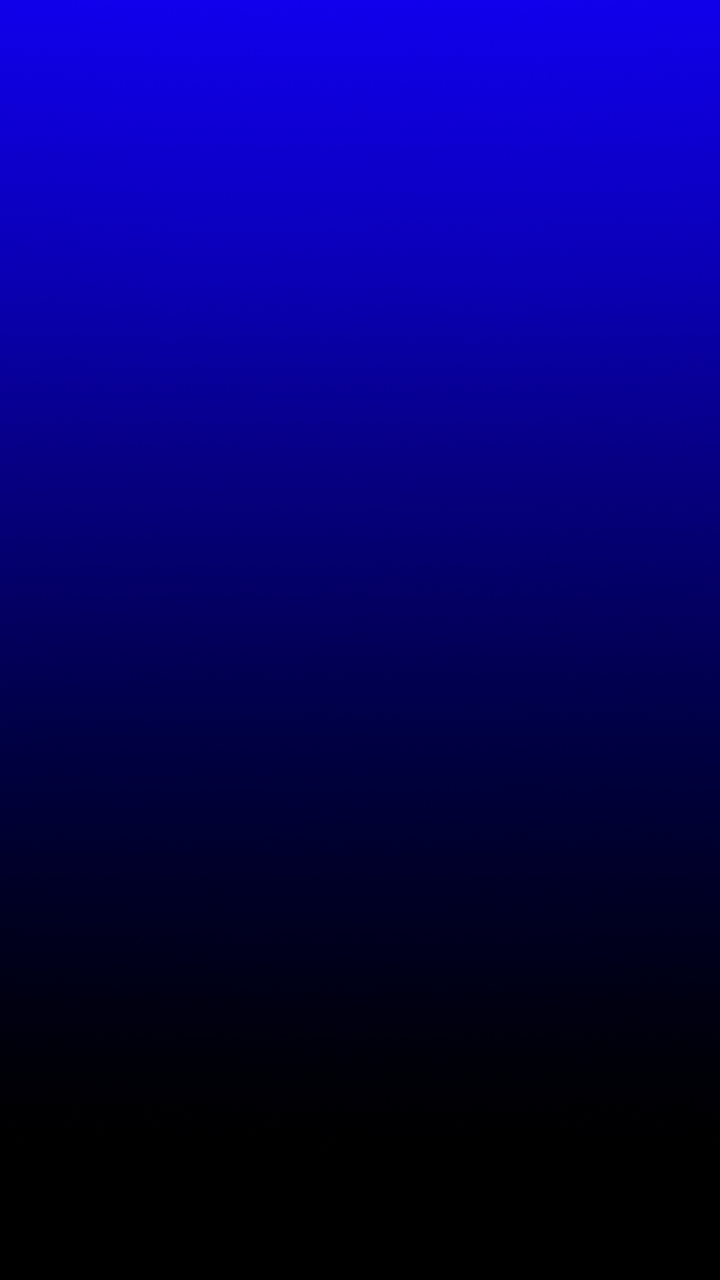
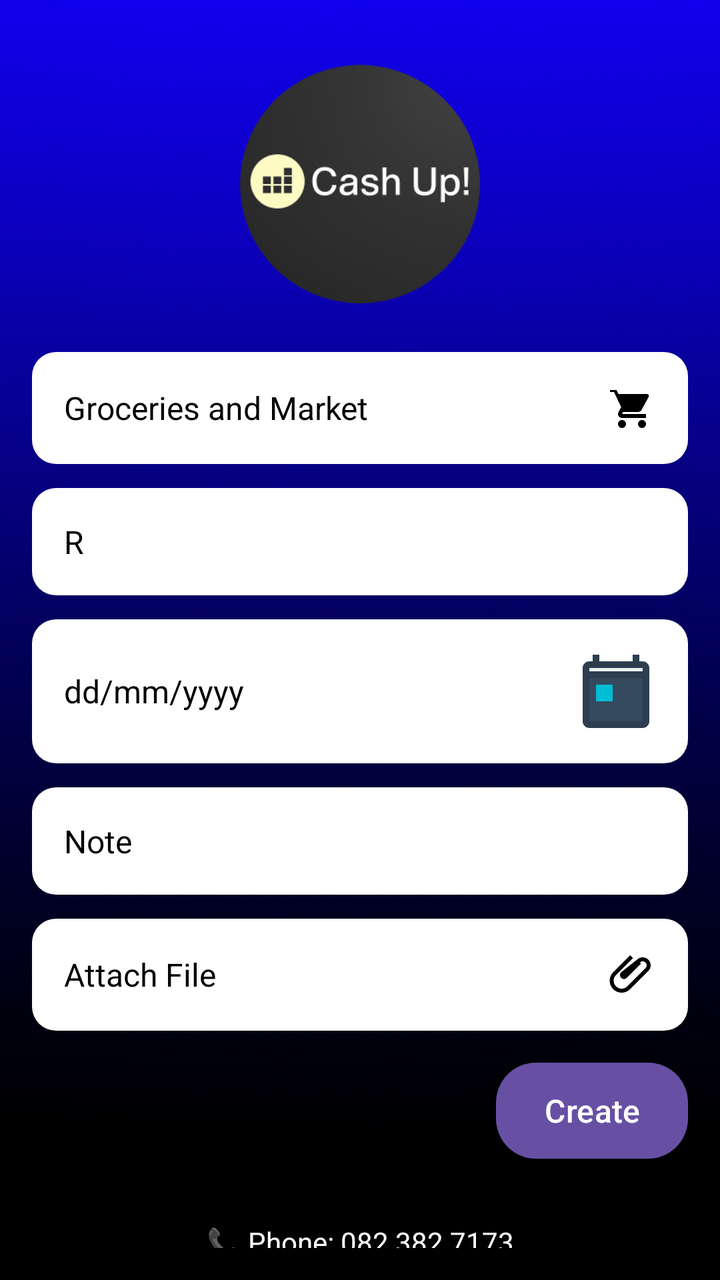

The first picture is an Android layout as it rendered before a commit; the second is the same layout after the commit. The layout source and the unified diff follow.
<!-- AndroidManifest.xml: application theme Theme.CashUp -->
<!-- res/layout/expense_creation.xml -->
<?xml version="1.0" encoding="utf-8"?>
<androidx.constraintlayout.widget.ConstraintLayout xmlns:android="http://schemas.android.com/apk/res/android"
    android:layout_width="match_parent"
    android:layout_height="match_parent"
    android:background="@drawable/background">

</androidx.constraintlayout.widget.ConstraintLayout>
<!-- resources referenced by this layout -->
<resources>
  <!-- drawable background: png bitmap (drawable, 768113 bytes) -->
  <style name="Theme.CashUp" parent="Base.Theme.CashUp" />
  <style name="Base.Theme.CashUp" parent="Theme.Material3.DayNight.NoActionBar">
          
          
      </style>
</resources>

<!-- the commit's change to res/layout/expense_creation.xml (unified diff, before → after) -->
@@ -1,7 +1,134 @@
 <?xml version="1.0" encoding="utf-8"?>
-<androidx.constraintlayout.widget.ConstraintLayout xmlns:android="http://schemas.android.com/apk/res/android"
+<androidx.constraintlayout.widget.ConstraintLayout
+    xmlns:android="http://schemas.android.com/apk/res/android"
+    xmlns:app="http://schemas.android.com/apk/res-auto"
+    xmlns:tools="http://schemas.android.com/tools"
     android:layout_width="match_parent"
     android:layout_height="match_parent"
-    android:background="@drawable/background">
+    android:background="@drawable/background"
+    android:padding="16dp">
+
+    
+    <ImageView
+        android:id="@+id/app_logo"
+        android:layout_width="120dp"
+        android:layout_height="120dp"
+        android:layout_marginTop="16dp"
+        app:srcCompat="@drawable/logo"
+        app:layout_constraintTop_toTopOf="parent"
+        app:layout_constraintStart_toStartOf="parent"
+        app:layout_constraintEnd_toEndOf="parent" />
+
+    
+    <EditText
+        android:id="@+id/groceries_input"
+        android:layout_width="0dp"
+        android:layout_height="wrap_content"
+        android:layout_marginTop="24dp"
+        android:background="@drawable/rounded_corner_white"
+        android:hint="Groceries and Market"
+        android:padding="16dp"
+        android:drawableEnd="@drawable/ic_groceries"
+        android:textColor="@android:color/black"
+        android:textColorHint="@android:color/black"
+        android:textSize="16sp"
+        app:layout_constraintTop_toBottomOf="@id/app_logo"
+        app:layout_constraintStart_toStartOf="parent"
+        app:layout_constraintEnd_toEndOf="parent" />
+
+    
+    <EditText
+        android:id="@+id/amount_input"
+        android:layout_width="0dp"
+        android:layout_height="wrap_content"
+        android:layout_marginTop="12dp"
+        android:background="@drawable/rounded_corner_white"
+        android:hint="R"
+        android:padding="16dp"
+        android:inputType="numberDecimal"
+        android:textColor="@android:color/black"
+        android:textColorHint="@android:color/black"
+        android:textSize="16sp"
+        app:layout_constraintTop_toBottomOf="@id/groceries_input"
+        app:layout_constraintStart_toStartOf="parent"
+        app:layout_constraintEnd_toEndOf="parent" />
+
+    
+    <EditText
+        android:id="@+id/date_input"
+        android:layout_width="0dp"
+        android:layout_height="wrap_content"
+        android:layout_marginTop="12dp"
+        android:background="@drawable/rounded_corner_white"
+        android:hint="dd/mm/yyyy"
+        android:padding="16dp"
+        android:inputType="date"
+        android:drawableEnd="@drawable/ic_calendar"
+        android:textColor="@android:color/black"
+        android:textColorHint="@android:color/black"
+        android:textSize="16sp"
+        app:layout_constraintTop_toBottomOf="@id/amount_input"
+        app:layout_constraintStart_toStartOf="parent"
+        app:layout_constraintEnd_toEndOf="parent" />
+
+    
+    <EditText
+        android:id="@+id/note_input"
+        android:layout_width="0dp"
+        android:layout_height="wrap_content"
+        android:layout_marginTop="12dp"
+        android:background="@drawable/rounded_corner_white"
+        android:hint="Note"
+        android:padding="16dp"
+        android:textColor="@android:color/black"
+        android:textColorHint="@android:color/black"
+        android:textSize="16sp"
+        app:layout_constraintTop_toBottomOf="@id/date_input"
+        app:layout_constraintStart_toStartOf="parent"
+        app:layout_constraintEnd_toEndOf="parent" />
+
+    
+    <EditText
+        android:id="@+id/attach_file_input"
+        android:layout_width="0dp"
+        android:layout_height="wrap_content"
+        android:layout_marginTop="12dp"
+        android:background="@drawable/rounded_corner_white"
+        android:hint="Attach File"
+        android:padding="16dp"
+        android:drawableEnd="@drawable/ic_attach"
+        android:textColor="@android:color/black"
+        android:textColorHint="@android:color/black"
+        android:textSize="16sp"
+        app:layout_constraintTop_toBottomOf="@id/note_input"
+        app:layout_constraintStart_toStartOf="parent"
+        app:layout_constraintEnd_toEndOf="parent" />
+
+    
+    <Button
+        android:id="@+id/create_button"
+        android:layout_width="wrap_content"
+        android:layout_height="wrap_content"
+        android:layout_marginTop="16dp"
+        android:background="@drawable/rounded_button_blue"
+        android:text="Create"
+        android:textColor="@android:color/white"
+        android:textSize="16sp"
+        app:layout_constraintTop_toBottomOf="@id/attach_file_input"
+        app:layout_constraintEnd_toEndOf="parent" />
+
+    
+    <TextView
+        android:id="@+id/contact_info"
+        android:layout_width="wrap_content"
+        android:layout_height="wrap_content"
+        android:layout_marginTop="32dp"
+        android:text="📞 Phone: 082 382 7173\n✉️ Email: 231@gmail.co.com"
+        android:textColor="@android:color/white"
+        android:textSize="14sp"
+        android:gravity="center"
+        app:layout_constraintTop_toBottomOf="@id/create_button"
+        app:layout_constraintStart_toStartOf="parent"
+        app:layout_constraintEnd_toEndOf="parent" />
 
 </androidx.constraintlayout.widget.ConstraintLayout>
<!-- resource entries referenced after the edit -->
@@ -1,7 +1,72 @@
 <!-- resources referenced by this layout -->
 <resources>
   <!-- drawable background: png bitmap (drawable, 768113 bytes) -->
+  <!-- drawable ic_attach (drawable) -->
+  <?xml version="1.0" encoding="utf-8"?>
+  <vector xmlns:android="http://schemas.android.com/apk/res/android"
+      android:width="24dp"
+      android:height="24dp"
+      android:viewportWidth="24"
+      android:viewportHeight="24">
+      <path
+          android:fillColor="#000000"
+          android:pathData="M16.5,6.5l-7.09,7.09c-0.78,0.78 -2.05,0.78 -2.83,0 -0.78,-0.78 -0.78,-2.05 0,-2.83L14.5,4.5c1.56,-1.56 4.09,-1.56 5.66,0s1.56,4.09 0,5.66l-9.09,9.09c-2.34,2.34 -6.14,2.34 -8.48,0s-2.34,-6.14 0,-8.48l8.48,-8.48 1.41,1.41 -8.48,8.48c-1.56,1.56 -1.56,4.09 0,5.66s4.09,1.56 5.66,0l9.09,-9.09c0.78,-0.78 0.78,-2.05 0,-2.83 -0.78,-0.78 -2.05,-0.78 -2.83,0z" />
+  </vector>
+  <!-- drawable ic_calendar (drawable) -->
+  <vector xmlns:android="http://schemas.android.com/apk/res/android"
+      android:width="40dp"
+      android:height="40dp"
+      android:viewportWidth="24"
+      android:viewportHeight="24">
+  
+      
+      <path
+          android:fillColor="#2c3e50"
+          android:pathData="M20,3h-1V1h-2v2H7V1H5v2H4C2.9,3 2,3.9 2,5v16c0,1.1 0.9,2 2,2h16c1.1,0 2,-0.9 2,-2V5C22,3.9 21.1,3 20,3z"/>
+  
+      
+      <path
+          android:fillColor="#34495e"
+          android:pathData="M20,21H4V8h16V21z"/>
+  
+      
+      <path
+          android:fillColor="#ecf0f1"
+          android:pathData="M4,6V5h16v1H4z"/>
+  
+      
+      <path
+          android:fillColor="#00bcd4"
+          android:pathData="M6,10h5v5H6V10z"/>
+  </vector>
+  <!-- drawable ic_groceries (drawable) -->
+  <?xml version="1.0" encoding="utf-8"?>
+  <vector xmlns:android="http://schemas.android.com/apk/res/android"
+      android:width="24dp"
+      android:height="24dp"
+      android:viewportWidth="24"
+      android:viewportHeight="24">
+      <path
+          android:fillColor="#000000"
+          android:pathData="M7,18c-1.1,0 -1.99,0.9 -1.99,2s0.89,2 1.99,2 2,-0.9 2,-2 -0.9,-2 -2,-2zM1,2v2h2l3.6,7.59 -1.35,2.44c-0.16,0.28 -0.25,0.61 -0.25,0.97 0,1.1 0.9,2 2,2h12v-2H7.42c-0.14,0 -0.25,-0.11 -0.25,-0.25L7.45,14h7.55c0.75,0 1.41,-0.41 1.75,-1.03l3.58,-6.49c0.08,-0.14 0.12,-0.31 0.12,-0.48 0,-0.55 -0.45,-1 -1,-1H5.21l-0.94,-2H1zm16,16c-1.1,0 -1.99,0.9 -1.99,2s0.89,2 1.99,2 2,-0.9 2,-2 -0.9,-2 -2,-2z" />
+  </vector>
+  <!-- drawable logo: png bitmap (drawable, 45128 bytes) -->
+  <!-- drawable rounded_button_blue (drawable) -->
+  <?xml version="1.0" encoding="utf-8"?>
+  <shape xmlns:android="http://schemas.android.com/apk/res/android"
+      android:shape="rectangle">
+      <solid android:color="@color/black" /> 
+      <corners android:radius="20dp" />
+  </shape>
+  <!-- drawable rounded_corner_white (drawable) -->
+  <?xml version="1.0" encoding="utf-8"?>
+  <shape xmlns:android="http://schemas.android.com/apk/res/android"
+      android:shape="rectangle">
+      <solid android:color="@android:color/white" />
+      <corners android:radius="12dp" />
+  </shape>
   <style name="Theme.CashUp" parent="Base.Theme.CashUp" />
+  <color name="black">#FF000000</color>
   <style name="Base.Theme.CashUp" parent="Theme.Material3.DayNight.NoActionBar">
           
           
